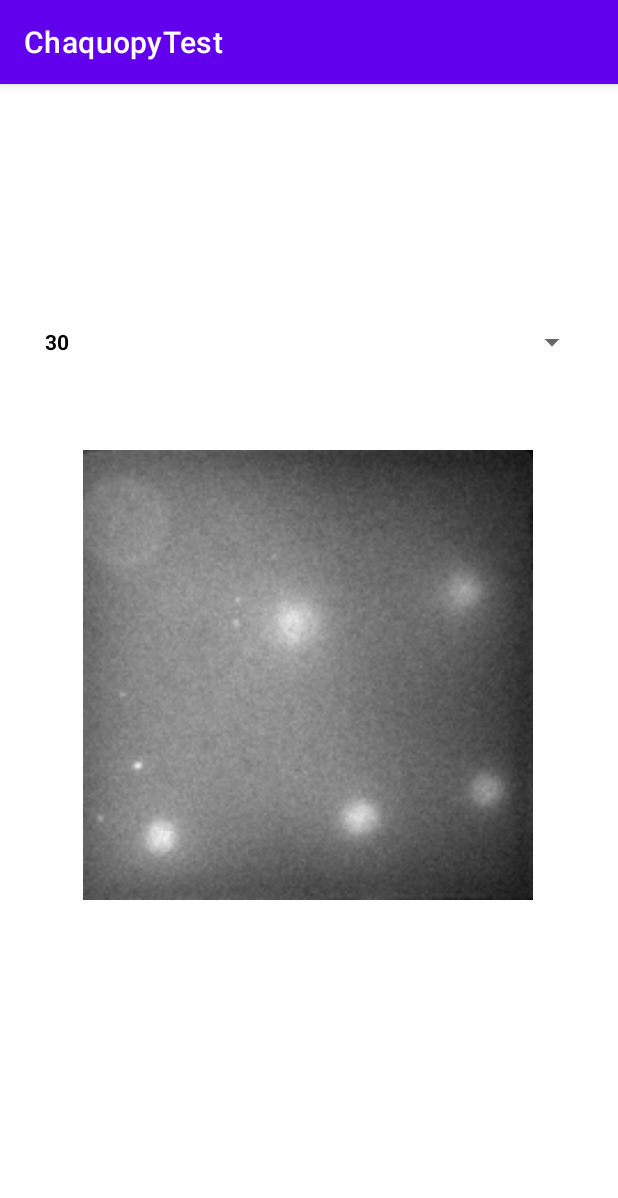
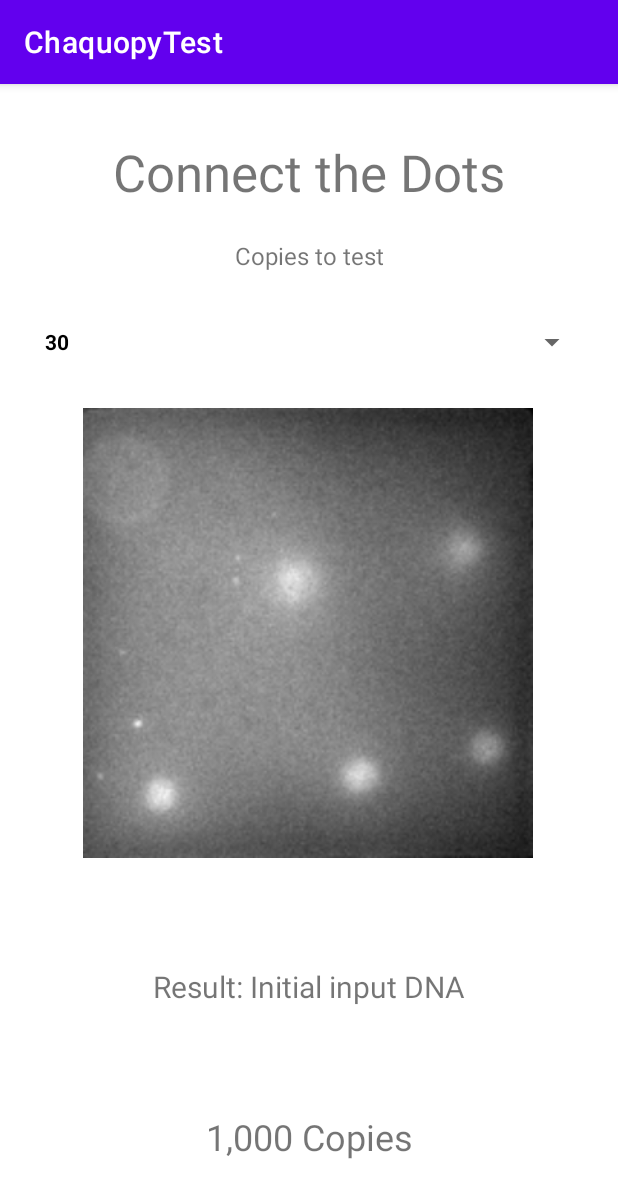
Before and after one commit to MartC53/547ConnectTheDots, an Android app: the screen it shows after launch (MainActivity), on a phone screen of 412 x 824 dp. Shown: the top 1198 px of the screen. Run offline under Robolectric (Android 15) with nearby library versions, the phone set to English and light mode, and no system bars; libraries missing offline, so code that uses them is left out: com.chaquo.python; 4 statements that could not run were skipped.

Commit message:
working front end

```diff
--- a/app/src/main/res/layout/activity_main.xml
+++ b/app/src/main/res/layout/activity_main.xml
@@ -26,11 +26,78 @@
         android:id="@+id/img_copies"
         android:layout_width="300dp"
         android:layout_height="300dp"
-        android:layout_marginTop="48dp"
+        android:layout_marginTop="20dp"
         app:layout_constraintHorizontal_bias="0.495"
         app:layout_constraintLeft_toLeftOf="parent"
         app:layout_constraintRight_toRightOf="parent"
         app:layout_constraintTop_toBottomOf="@+id/spn_copies" />
 
+    <TextView
+        android:id="@+id/textView"
+        android:layout_width="wrap_content"
+        android:layout_height="wrap_content"
+        android:layout_marginStart="32dp"
+        android:layout_marginLeft="32dp"
+        android:layout_marginTop="22dp"
+        android:layout_marginEnd="32dp"
+        android:layout_marginRight="32dp"
+        android:text="Copies to test"
+        android:textSize="16sp"
+        app:layout_constraintEnd_toEndOf="parent"
+        app:layout_constraintStart_toStartOf="parent"
+        app:layout_constraintTop_toBottomOf="@+id/textView2"
+        tools:text="Copies to test" />
+
+    <TextView
+        android:id="@+id/textView2"
+        android:layout_width="wrap_content"
+        android:layout_height="wrap_content"
+        android:layout_marginStart="24dp"
+        android:layout_marginLeft="24dp"
+        android:layout_marginTop="16dp"
+        android:layout_marginEnd="24dp"
+        android:layout_marginRight="24dp"
+        android:text="Connect the Dots"
+        android:textSize="34sp"
+        app:layout_constraintEnd_toEndOf="parent"
+        app:layout_constraintHorizontal_bias="0.495"
+        app:layout_constraintStart_toStartOf="parent"
+        app:layout_constraintTop_toTopOf="parent"
+        tools:text="Connect the Dots" />
+
+    <TextView
+        android:id="@+id/textView3"
+        android:layout_width="wrap_content"
+        android:layout_height="wrap_content"
+        android:layout_marginStart="24dp"
+        android:layout_marginLeft="24dp"
+        android:layout_marginTop="72dp"
+        android:layout_marginEnd="24dp"
+        android:layout_marginRight="24dp"
+        android:text="Result: Initial input DNA"
+        android:textSize="20sp"
+        app:layout_constraintEnd_toEndOf="parent"
+        app:layout_constraintStart_toStartOf="parent"
+        app:layout_constraintTop_toBottomOf="@+id/img_copies"
+        tools:text="Result: Initial input DNA" />
+
+    <TextView
+        android:id="@+id/textView4"
+        android:layout_width="wrap_content"
+        android:layout_height="wrap_content"
+        android:layout_marginStart="24dp"
+        android:layout_marginLeft="24dp"
+        android:layout_marginTop="47dp"
+        android:layout_marginEnd="24dp"
+        android:layout_marginRight="24dp"
+        android:layout_marginBottom="8dp"
+        android:text="1,000 Copies"
+        android:textSize="24sp"
+        app:layout_constraintBottom_toBottomOf="parent"
+        app:layout_constraintEnd_toEndOf="parent"
+        app:layout_constraintStart_toStartOf="parent"
+        app:layout_constraintTop_toBottomOf="@+id/textView3"
+        tools:text="1,000 Copies" />
+
 
 </androidx.constraintlayout.widget.ConstraintLayout>
```
